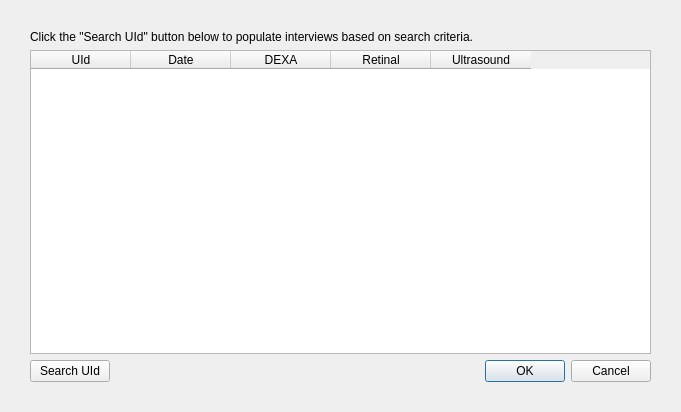
This is api/interface/qt/QSelectInterviewDialog.ui in patrickdemond/Alder as Qt 5 draws it before an edit. The edited form follows.
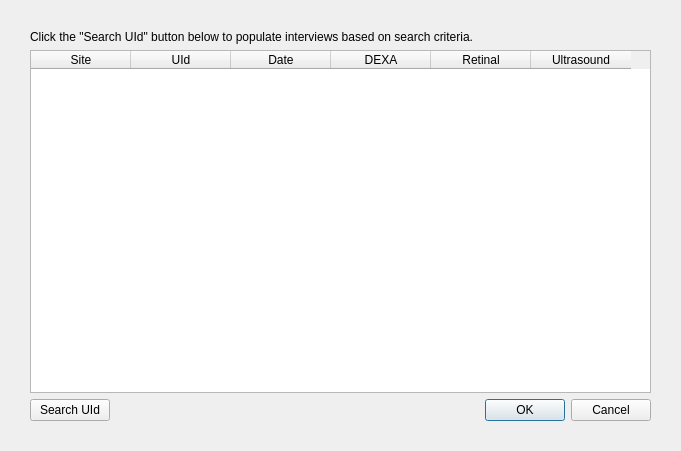
This is the edited form.

Commit message: Adding option to only select loaded interviews when clicking next/prev interview

What changed in the file:
```diff
--- a/api/interface/qt/QSelectInterviewDialog.ui
+++ b/api/interface/qt/QSelectInterviewDialog.ui
@@ -7,7 +7,7 @@
     <x>0</x>
     <y>0</y>
     <width>681</width>
-    <height>412</height>
+    <height>451</height>
    </rect>
   </property>
   <property name="windowTitle">
@@ -41,6 +41,11 @@
      <property name="selectionBehavior">
       <enum>QAbstractItemView::SelectRows</enum>
      </property>
+     <column>
+      <property name="text">
+       <string>Site</string>
+      </property>
+     </column>
      <column>
       <property name="text">
        <string>UId</string>
```
The commit also changes 3 other files.
